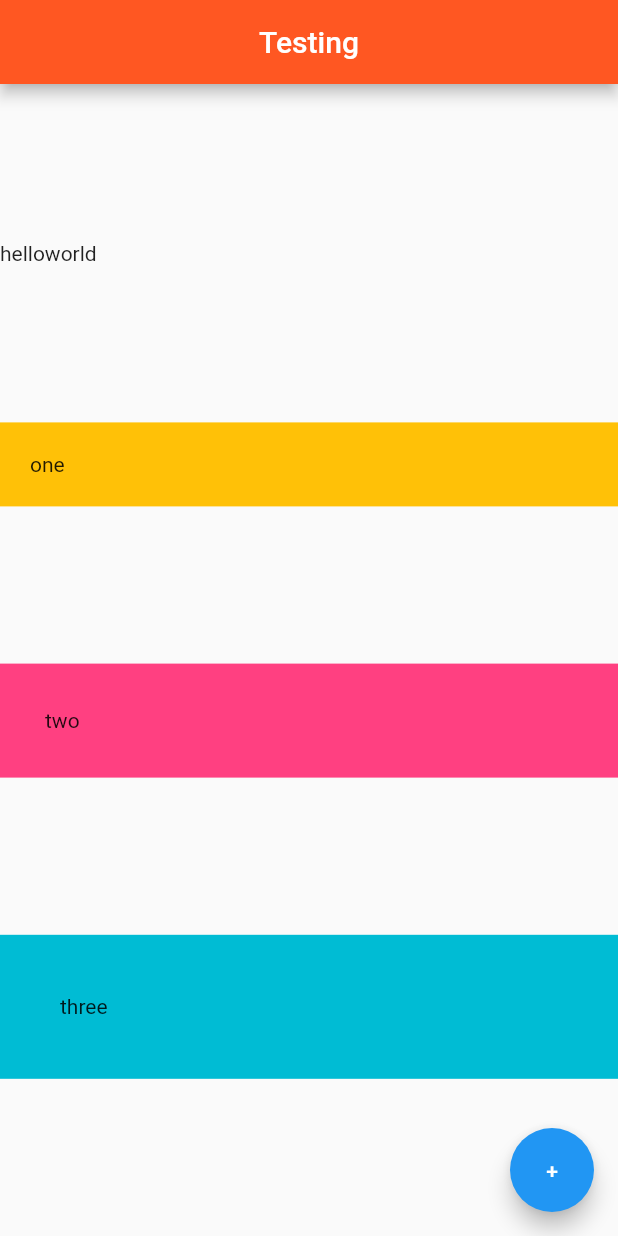
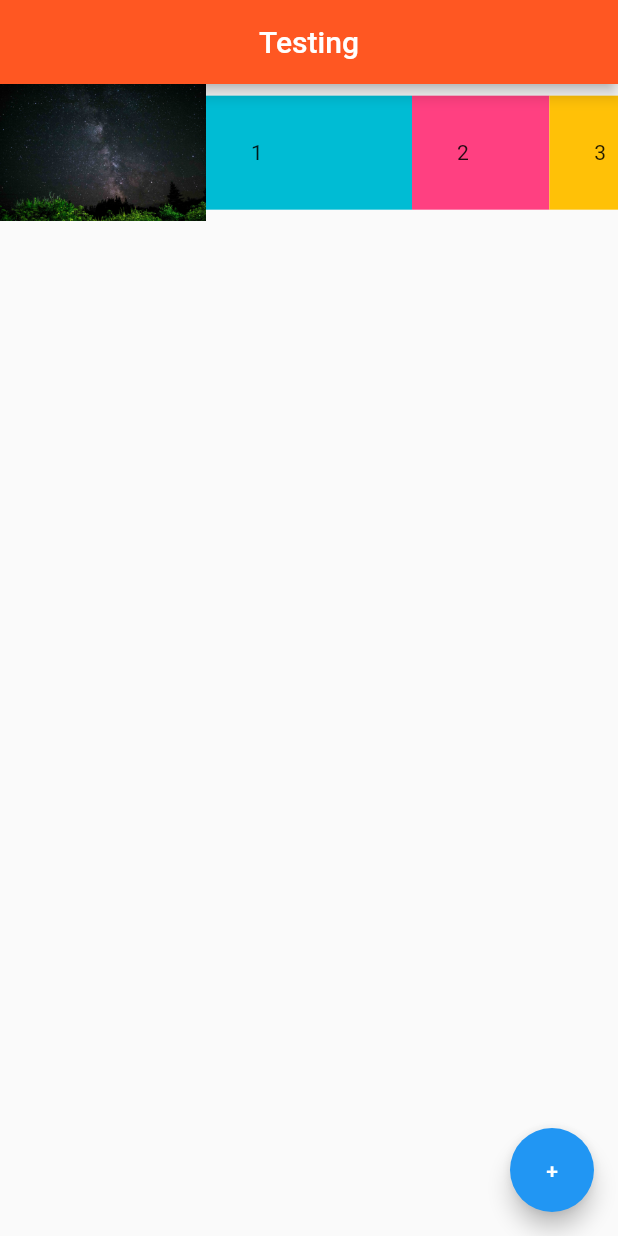
Before and after one commit to RahulRazdan/5HourOfFlutter, a Flutter app: the screen it shows after launch, on a phone screen of 412 x 824 dp. Run offline on Flutter 3.47's test engine with Material 2 defaults, Android fonts, the phone set to English and light mode, and no system bars; project files that could hold a hidden picture were left out.

Commit message:
expanded widget

```diff
--- a/lib/main.dart
+++ b/lib/main.dart
@@ -28,32 +28,37 @@
           centerTitle: true,
           backgroundColor: Colors.deepOrange[500],
         ),
-        body: Column(
-          mainAxisAlignment: MainAxisAlignment.spaceEvenly,
-          crossAxisAlignment: CrossAxisAlignment.stretch,
-          children: [
-            Row(
-              children: const [
-                Text('hello'),
-                Text('world')
+        body:Row(
+              children: [
+                Expanded(
+                    flex:3,
+                    child: Image.asset('assets/space.jpg')
+                ),
+                Expanded(
+                  flex: 3,
+                  child: Container(
+                    padding: const EdgeInsets.all(30.0),
+                    color:Colors.cyan,
+                    child: const Text('1')
+                  ),
+                ),
+                Expanded(
+                  flex: 2,
+                  child: Container(
+                    padding: const EdgeInsets.all(30.0),
+                    color:Colors.pinkAccent,
+                    child: const Text('2')
+                  ),
+                ),
+                Expanded(
+                  flex: 1,
+                  child: Container(
+                    padding: const EdgeInsets.all(30.0),
+                    color:Colors.amber,
+                    child: const Text('3')
+                  ),
+                )
               ],
-            ),
-            Container(
-                child: const Text('one'),
-                color:Colors.amber,
-                padding: const EdgeInsets.all(20.0)
-            ),
-            Container(
-                child: const Text('two'),
-                color:Colors.pinkAccent,
-                padding: const EdgeInsets.all(30.0)
-            ),
-            Container(
-                child: const Text('three'),
-                color:Colors.cyan,
-                padding: const EdgeInsets.all(40.0)
-            )
-          ],
         ),
         floatingActionButton: FloatingActionButton(
           child: const Text('+'),
```
